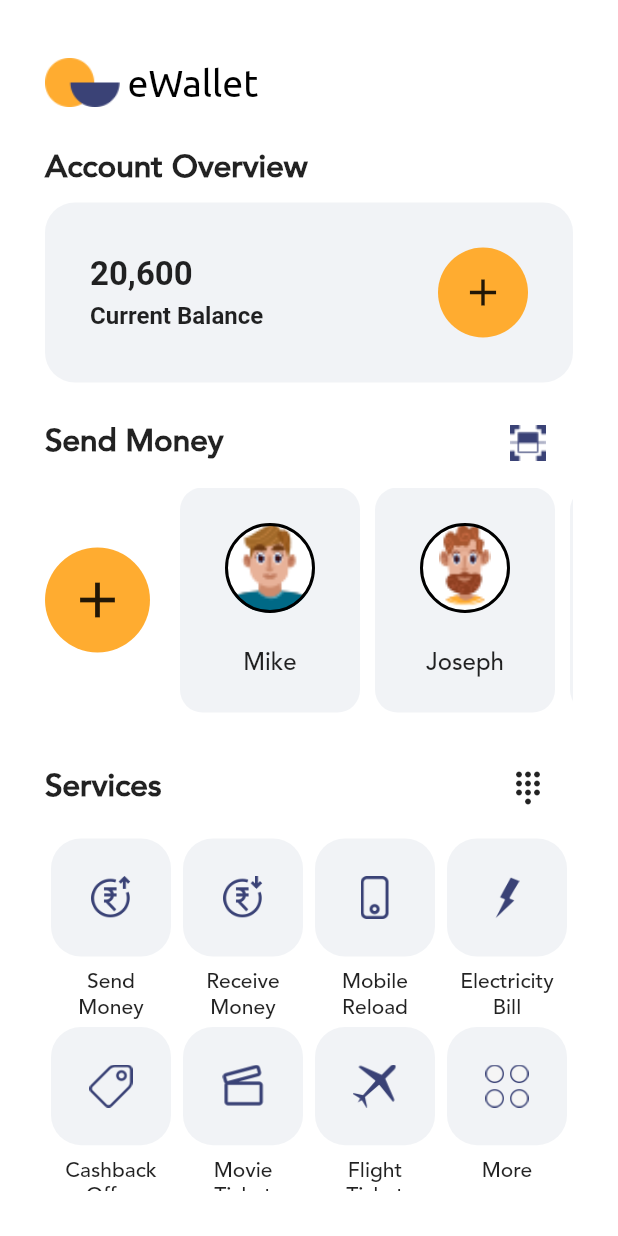
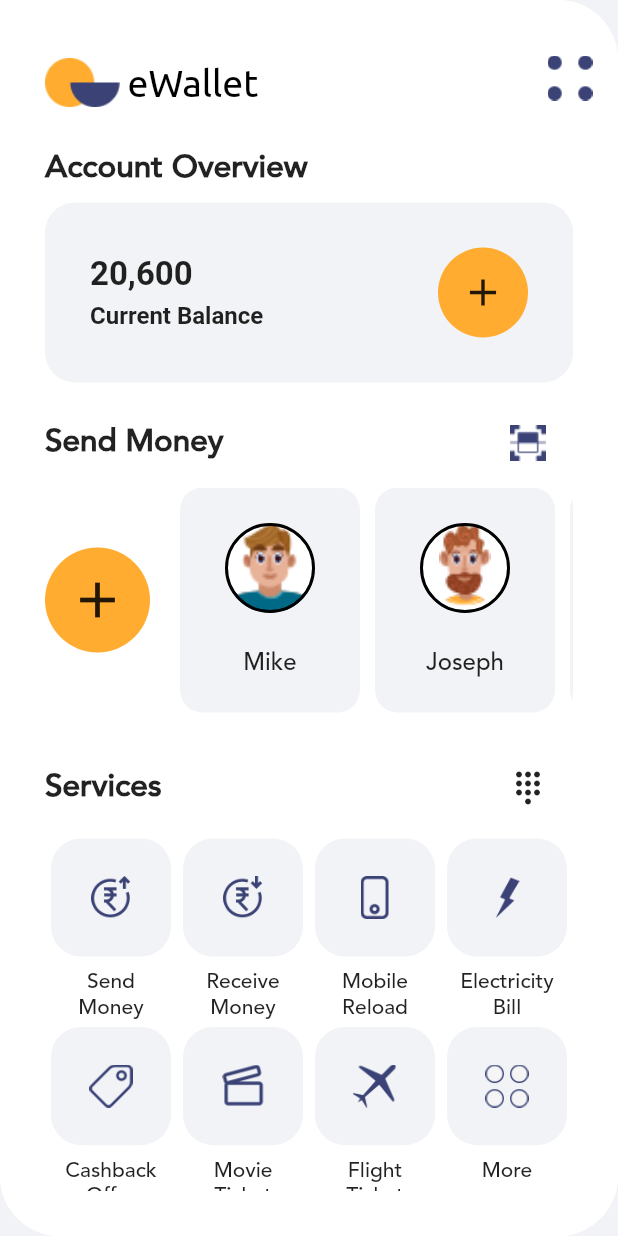
Before and after one commit to amirehwan21/Wallet-App, a Flutter app: the screen it shows after launch, after a tap on "Sign Up", on a phone screen of 412 x 824 dp. Run offline on Flutter 3.47's test engine with Material 2 defaults, Android fonts, the phone set to English and light mode, and no system bars.

Commit message:
Sidebar menu with animation

```diff
--- /dev/null
+++ b/lib/HomeWithSidebar.dart
@@ -0,0 +1,208 @@
+import 'package:flutter/material.dart';
+import 'package:wallet_app/HomePage.dart';
+
+class HomeWithSidebar extends StatelessWidget {
+  @override
+  Widget build(BuildContext context) {
+    return MaterialApp(
+      debugShowCheckedModeBanner: false,
+      home: homeWithSidebar(),
+    );
+  }
+}
+
+class homeWithSidebar extends StatefulWidget {
+  @override
+  _homeWithSidebarState createState() => _homeWithSidebarState();
+}
+
+class _homeWithSidebarState extends State<homeWithSidebar> with TickerProviderStateMixin {
+  bool sideBarActive = false;
+  AnimationController rotationController;
+  @override
+  void initState() {
+    // TODO: implement initState
+    super.initState();
+    rotationController = AnimationController(duration: Duration(milliseconds: 200), vsync: this);
+  }
+  @override
+  Widget build(BuildContext context) {
+    return Scaffold(
+      backgroundColor: Color(0xfff1f3f6),
+      body: Stack(
+        children: [
+          Column(
+            children: [
+              Row(
+                mainAxisAlignment: MainAxisAlignment.spaceBetween,
+                children: [
+                  Container(
+                    height: 150,
+                    width: MediaQuery.of(context).size.width*0.6,
+                    decoration: BoxDecoration(
+                      borderRadius: BorderRadius.only(bottomRight: Radius.circular(60)),
+                      color: Colors.white,
+                    ),
+                    child: Center(
+                      child: Row(
+                        mainAxisAlignment: MainAxisAlignment.center,
+                        children: [
+                          Container(
+                            width: 50,
+                            height: 50,
+                            decoration: BoxDecoration(
+                              shape: BoxShape.circle,
+                              image: DecorationImage(
+                                image: AssetImage('asset/images/avatar4.png'),
+                                fit: BoxFit.contain
+                              )
+                            ),
+                          ),
+                          SizedBox(
+                            width: 10,
+                          ),
+                          Column(
+                            mainAxisAlignment: MainAxisAlignment.center,
+                            crossAxisAlignment: CrossAxisAlignment.start,
+                            children: [
+                              Text("Carol Johnson", style: TextStyle(
+                                fontSize: 19,
+                                fontWeight: FontWeight.w700,
+                              ),),
+                              Text("Seatle Washington", style: TextStyle(
+                                fontSize: 13,
+                                fontWeight: FontWeight.w400,
+                                color: Colors.grey
+                              ),),
+                            ],
+                          ),
+                        ],
+                      ),
+                    ),
+                  ),
+                ],
+              ),
+              Expanded(
+                child: Column(
+                  mainAxisAlignment: MainAxisAlignment.center,
+                  children: [
+                    navigatorTitle("Home", true),
+                    navigatorTitle("Profile", false),
+                    navigatorTitle("Accounts", false),
+                    navigatorTitle("Transactions", false),
+                    navigatorTitle("Stats", false),
+                    navigatorTitle("Settings", false),
+                    navigatorTitle("Help", false),
+                  ],
+                ),
+              ),
+              Container(
+                padding: EdgeInsets.all(20),
+                child: Row(
+                  children: [
+                    Icon(
+                      Icons.power_settings_new,
+                      size: 30,
+                    ),
+                    Text("Logout", style: TextStyle(
+                        fontSize: 20,
+                        fontWeight: FontWeight.w700
+                    ),)
+                  ],
+                ),
+              ),
+              Container(
+                alignment: Alignment.bottomLeft,
+                padding: EdgeInsets.all(20),
+                child: Text("Ver 0.0.1", style: TextStyle(
+                    color: Colors.grey
+                ),),
+              ),
+            ],
+          ),
+          AnimatedPositioned(
+            duration: Duration(milliseconds: 200),
+            left: (sideBarActive) ? MediaQuery.of(context).size.width*0.6 : 0,
+            top: (sideBarActive) ? MediaQuery.of(context).size.height*0.2 : 0,
+            child: RotationTransition(
+              turns: (sideBarActive) ? Tween(begin: -0.05, end: 0.0).animate(rotationController) :
+              Tween(begin: 0.0, end: -0.05).animate(rotationController),
+              child: AnimatedContainer(
+                duration: Duration(milliseconds: 200),
+                height: (sideBarActive) ? MediaQuery.of(context).size.height*0.7 : MediaQuery.of(context).size.height,
+                width: (sideBarActive) ? MediaQuery.of(context).size.width*0.8 : MediaQuery.of(context).size.width,
+                decoration: BoxDecoration(
+                  borderRadius: BorderRadius.all(Radius.circular(40)),
+                  color: Colors.white,
+                ),
+                child: ClipRRect(
+                  borderRadius: BorderRadius.all(Radius.circular(40)),
+                  child: HomePage(),
+                ),
+              ),
+            ),
+          ),
+          Positioned(
+            right: 0,
+            top: 20,
+            child: (sideBarActive) ? IconButton(
+              padding: EdgeInsets.all(30),
+              onPressed: closeSidebar,
+              icon: Icon(
+                Icons.close,
+                color: Colors.black,
+                size: 30,
+              ),
+            ) : InkWell(
+              onTap: openSidebar,
+              child: Container(
+                margin: EdgeInsets.all(17),
+                height: 30,
+                width: 30,
+                decoration: BoxDecoration(
+                  image: DecorationImage(
+                    image: AssetImage('asset/images/menu.png')
+                  )
+                ),
+              ),
+            )
+          )
+        ],
+      ),
+    );
+  }
+
+  Row navigatorTitle (String name, bool isSelected) {
+    return Row(
+      children: [
+        (isSelected) ? Container(
+          width: 5,
+          height: 60,
+          color: Color(0xffffac30),
+        ): Container(
+          width: 5,
+          height: 60,),
+          SizedBox(width: 10, height: 60,),
+          Text(name, style: TextStyle(
+              fontSize: 16,
+              fontWeight: (isSelected) ? FontWeight.w700: FontWeight.w400
+          ),
+        )
+      ],
+    );
+  }
+
+  void closeSidebar() {
+    sideBarActive = false;
+        setState(() {
+
+        });
+  }
+
+  void openSidebar() {
+    sideBarActive = true;
+    setState(() {
+
+    });
+  }
+}
--- a/lib/main.dart
+++ b/lib/main.dart
@@ -1,5 +1,6 @@
 import 'package:flutter/material.dart';
 import 'HomePage.dart';
+import 'HomeWithSidebar.dart';
 
 void main() {
   runApp(MyApp());
@@ -13,7 +14,7 @@ class MyApp extends StatelessWidget {
       debugShowCheckedModeBanner: false,
       home: MyHomePage(),
       routes: {
-        '/homePage' : (context)=>HomePage(),
+        '/homePage' : (context)=>HomeWithSidebar(),
       },
     );
   }
```
